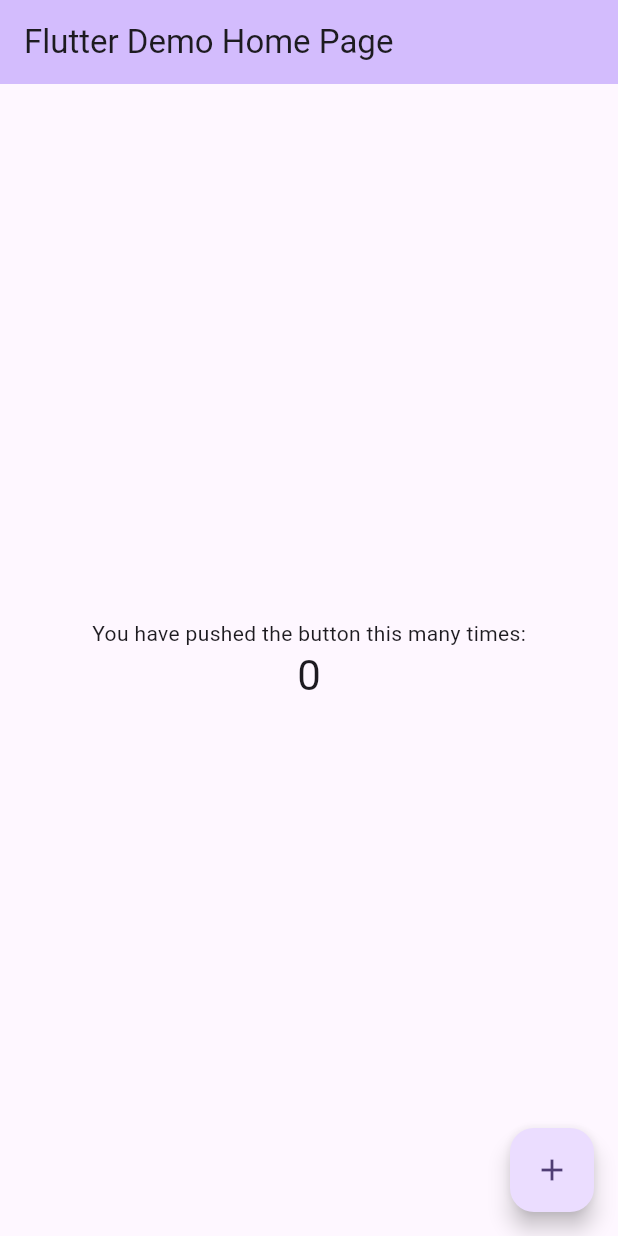
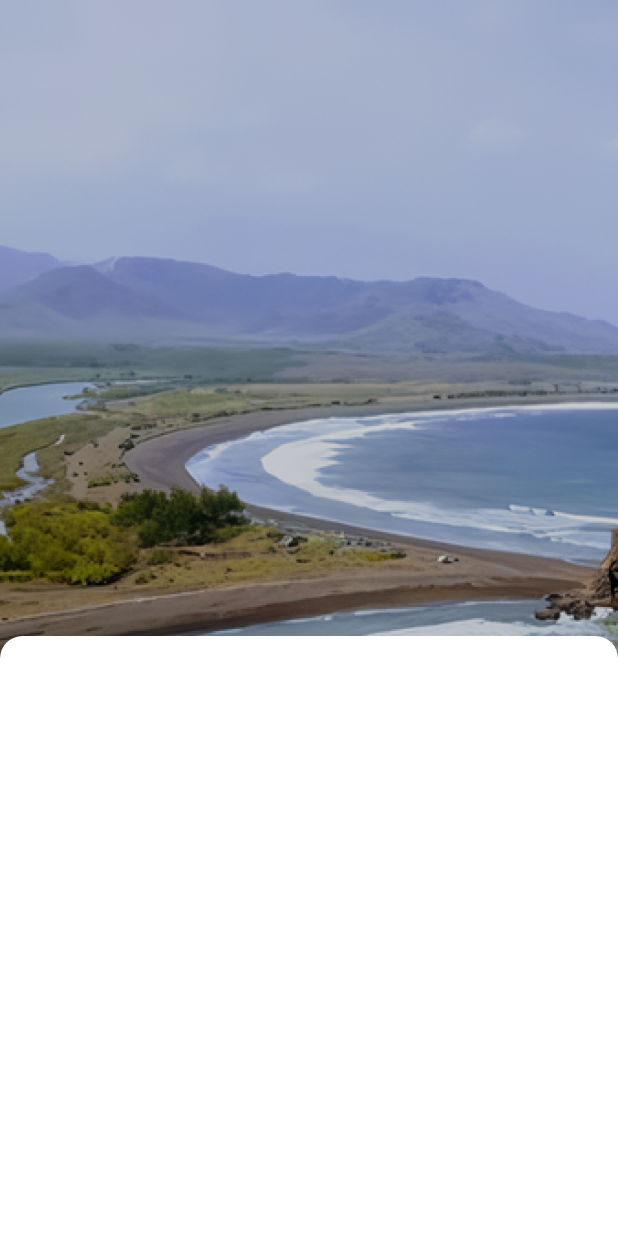
Before and after one commit to EgoSetiawan/PemproMobile, a Flutter app: the screen it shows after launch, on a phone screen of 412 x 824 dp. Run offline on Flutter 3.47's test engine with Material 2 defaults, Android fonts, the phone set to English and light mode, and no system bars; our stand-ins replace flutter_svg, water_drop_nav_bar; project files that could hold a hidden picture were left out.

Commit message:
add regis

```diff
--- a/lib/main.dart
+++ b/lib/main.dart
@@ -1,6 +1,7 @@
 import 'package:flutter/material.dart';
-import 'package:pariwisata_flutter/view/component/app_bar.dart';
-import 'package:pariwisata_flutter/view/component/bottom_navigation.dart';
+import 'package:pariwisata_flutter/view/register/register.dart';
+// import 'package:pariwisata_flutter/view/component/app_bar.dart';
+// import 'package:pariwisata_flutter/view/component/bottom_navigation.dart';
 
 void main() {
   runApp(const MyApp());
@@ -13,115 +14,12 @@ class MyApp extends StatelessWidget {
   @override
   Widget build(BuildContext context) {
     return MaterialApp(
-      title: 'Flutter Demo',
-      theme: ThemeData(
-        // This is the theme of your application.
-        //
-        // TRY THIS: Try running your application with "flutter run". You'll see
-        // the application has a blue toolbar. Then, without quitting the app,
-        // try changing the seedColor in the colorScheme below to Colors.green
-        // and then invoke "hot reload" (save your changes or press the "hot
-        // reload" button in a Flutter-supported IDE, or press "r" if you used
-        // the command line to start the app).
-        //
-        // Notice that the counter didn't reset back to zero; the application
-        // state is not lost during the reload. To reset the state, use hot
-        // restart instead.
-        //
-        // This works for code too, not just values: Most code changes can be
-        // tested with just a hot reload.
-        colorScheme: ColorScheme.fromSeed(seedColor: Colors.deepPurple),
-        useMaterial3: true,
-      ),
-      home: const MyHomePage(title: 'Flutter Demo Home Page'),
+      debugShowCheckedModeBanner: true,
+      theme: ThemeData(),
+      home: const RegisterScreen(),
+      // appBar: ,
+      // appBar: AppBarWidgets(),
+      // bottomNavigationBar: BottomNavigation(),
     );
   }
 }
-
-class MyHomePage extends StatefulWidget {
-  const MyHomePage({super.key, required this.title});
-
-  // This widget is the home page of your application. It is stateful, meaning
-  // that it has a State object (defined below) that contains fields that affect
-  // how it looks.
-
-  // This class is the configuration for the state. It holds the values (in this
-  // case the title) provided by the parent (in this case the App widget) and
-  // used by the build method of the State. Fields in a Widget subclass are
-  // always marked "final".
-
-  final String title;
-
-  @override
-  State<MyHomePage> createState() => _MyHomePageState();
-}
-
-class _MyHomePageState extends State<MyHomePage> {
-  int _counter = 0;
-
-  void _incrementCounter() {
-    setState(() {
-      // This call to setState tells the Flutter framework that something has
-      // changed in this State, which causes it to rerun the build method below
-      // so that the display can reflect the updated values. If we changed
-      // _counter without calling setState(), then the build method would not be
-      // called again, and so nothing would appear to happen.
-      _counter++;
-    });
-  }
-
-  @override
-  Widget build(BuildContext context) {
-    // This method is rerun every time setState is called, for instance as done
-    // by the _incrementCounter method above.
-    //
-    // The Flutter framework has been optimized to make rerunning build methods
-    // fast, so that you can just rebuild anything that needs updating rather
-    // than having to individually change instances of widgets.
-    return Scaffold(
-      appBar: AppBar(
-        // TRY THIS: Try changing the color here to a specific color (to
-        // Colors.amber, perhaps?) and trigger a hot reload to see the AppBar
-        // change color while the other colors stay the same.
-        backgroundColor: Theme.of(context).colorScheme.inversePrimary,
-        // Here we take the value from the MyHomePage object that was created by
-        // the App.build method, and use it to set our appbar title.
-        title: Text(widget.title),
-      ),
-      body: Center(
-        // Center is a layout widget. It takes a single child and positions it
-        // in the middle of the parent.
-        child: Column(
-          // Column is also a layout widget. It takes a list of children and
-          // arranges them vertically. By default, it sizes itself to fit its
-          // children horizontally, and tries to be as tall as its parent.
-          //
-          // Column has various properties to control how it sizes itself and
-          // how it positions its children. Here we use mainAxisAlignment to
-          // center the children vertically; the main axis here is the vertical
-          // axis because Columns are vertical (the cross axis would be
-          // horizontal).
-          //
-          // TRY THIS: Invoke "debug painting" (choose the "Toggle Debug Paint"
-          // action in the IDE, or press "p" in the console), to see the
-          // wireframe for each widget.
-          mainAxisAlignment: MainAxisAlignment.center,
-          children: <Widget>[
-            const Text(
-              'You have pushed the button this many times:',
-            ),
-            Text(
-              '$_counter',
-              style: Theme.of(context).textTheme.headlineMedium,
-            ),
-          ],
-        ),
-      ),
-      floatingActionButton: FloatingActionButton(
-        onPressed: _incrementCounter,
-        tooltip: 'Increment',
-        child: const Icon(Icons.add),
-      ), // This trailing comma makes auto-formatting nicer for build methods.
-    );
-  }
-}
--- /dev/null
+++ b/lib/view/register/register.dart
@@ -0,0 +1,53 @@
+import 'package:flutter/material.dart';
+
+class RegisterScreen extends StatelessWidget {
+  const RegisterScreen({super.key});
+
+  @override
+  Widget build(BuildContext context) {
+    return Stack(
+      children: <Widget>[
+        Image.asset(
+          "assets/Background.png",
+          height: MediaQuery.of(context).size.height,
+          width: MediaQuery.of(context).size.width,
+          fit: BoxFit.cover,
+        ),
+        Positioned(
+          left: 0,
+          right: 0,
+          bottom: 0,
+          child: Container(
+            height: 400,
+            decoration: const BoxDecoration(
+              color: Colors.white,
+              borderRadius: BorderRadius.only(
+                topLeft: Radius.circular(15),
+                topRight: Radius.circular(15),
+              ),
+            ),
+            // child: ,
+          ),
+        ),
+      ],
+    );
+
+    // Align(
+    //   alignment: Alignment.bottomCenter,
+    //   child: Container(
+    //     height: 350, // Adjust the height as per your requirement
+    //     color: Colors.white, // Replace with your desired card color
+    //     child: const Center(
+    //       child: Text(
+    //         'Persistent Card',
+    //         style: TextStyle(
+    //           fontSize: 20,
+    //           fontWeight: FontWeight.bold,
+    //           color: Colors.black, // Replace with your desired text color
+    //         ),
+    //       ),
+    //     ),
+    //   ),
+    // ),
+  }
+}
--- a/pubspec.yaml
+++ b/pubspec.yaml
@@ -63,7 +63,9 @@ flutter:
 
   # To add assets to your application, add an assets section, like this:
   assets:
-    - assests/icon_touring_jember.svg
+    - assets/icon_touring_jember.svg
+    - assets/Minimalist_Floral_Embroidery_Logo.png
+    - assets/Background.png
 
   # An image asset can refer to one or more resolution-specific "variants", see
   # https://flutter.dev/assets-and-images/#resolution-aware
```
Also changed, not shown: lib/view/component/app_bar.dart (+24 -3 lines), lib/view/component/bottom_navigation.dart (+10 -14 lines), assests/icon_touring_jember.svg (deleted), assets/Background.png (added), assets/Minimalist_Floral_Embroidery_Logo.png (added), pubspec.lock, 1 other file.
